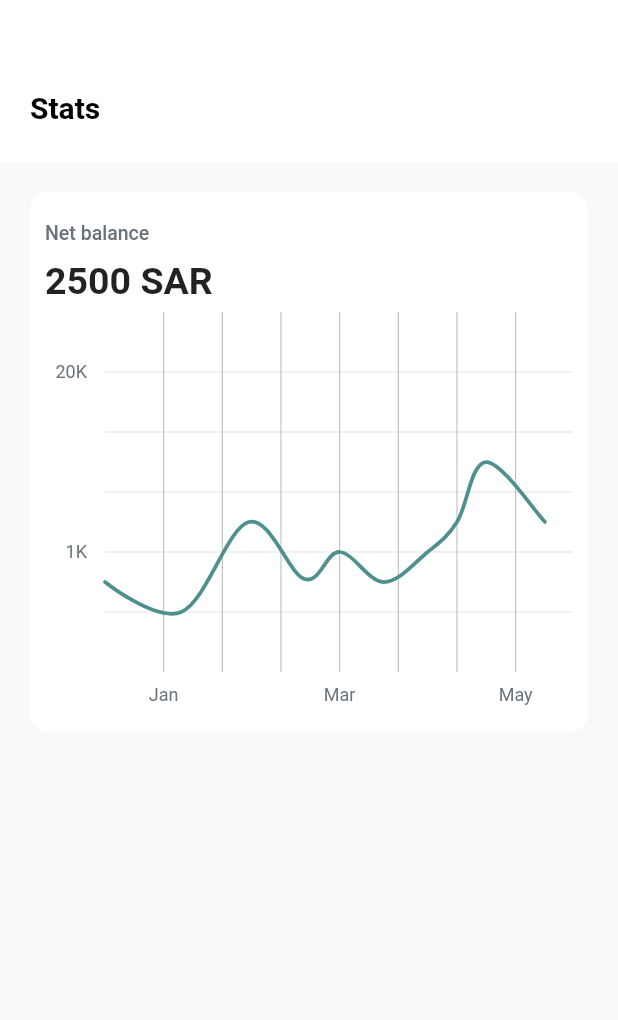
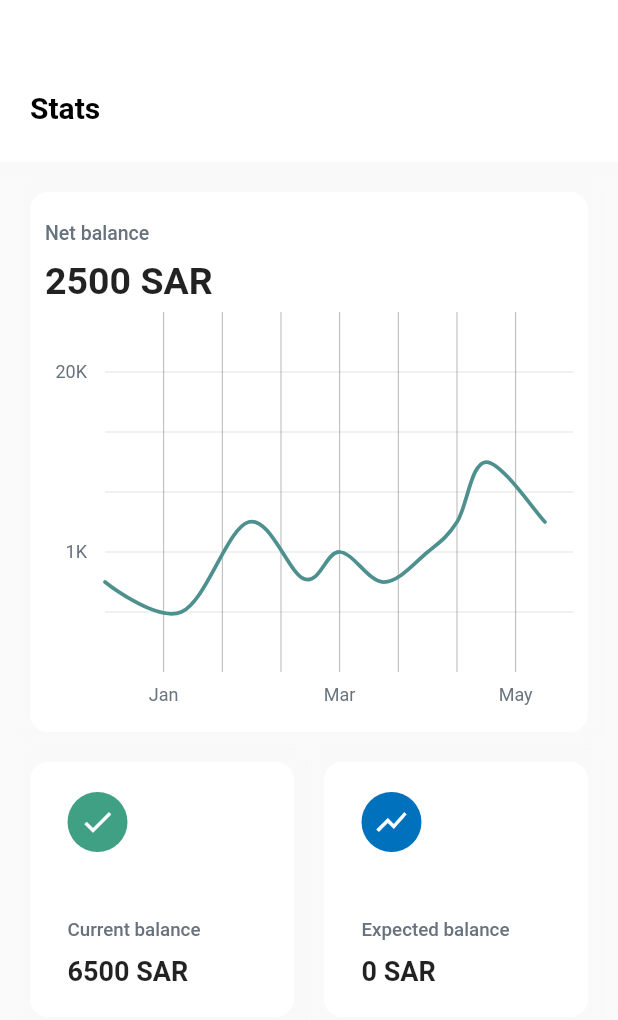
Before and after one commit to AlOmair-Batool/Khazna, a Flutter app: the StatsPage screen opened directly, on a phone screen of 412 x 824 dp. Shown: the top 1020 px of the screen. Run offline on Flutter 3.47's test engine with Material 2 defaults, Android fonts, the light colour scheme and no system bars; drawn by our look-alikes of fl_chart; our stand-ins replace animated_bottom_navigation_bar, animated_splash_screen, cloud_firestore, firebase_auth, firebase_core, flutter_icons and 5 more; missing offline and left inert: email_auth, telephony; accounts and stored records are empty; network calls fail.

Commit message:
Creating http requests to the model's API + Display predicted amount on stats page

```diff
--- /dev/null
+++ b/lib/Pages/function.dart
@@ -0,0 +1,6 @@
+import 'package:http/http.dart' as http;
+
+fetchdata(String url) async {
+  http.Response response = await http.get(Uri.parse(url));
+  return response.body;
+}
--- a/lib/Pages/plan_page.dart
+++ b/lib/Pages/plan_page.dart
@@ -1,11 +1,9 @@
 import 'package:cloud_firestore/cloud_firestore.dart';
 import 'package:sim/model/user_model.dart';
 import 'package:firebase_auth/firebase_auth.dart';
-import 'package:fl_chart/fl_chart.dart';
 import 'package:flutter/cupertino.dart';
 import 'package:flutter/material.dart';
 import 'package:sim/theme/colors.dart';
-import 'package:sim/widget/chart.dart';
 import 'package:syncfusion_flutter_charts/charts.dart';
 
 class PlanPage extends StatefulWidget {
@@ -21,11 +19,11 @@ class _PlanPageState extends State<PlanPage> {
   late List<TotalData> _chartData;
 
 
-
   @override
   void initState() {
 
       super.initState();
+
       FirebaseFirestore.instance
           .collection("users")
           .doc(user!.uid)
--- a/lib/Pages/stats_page.dart
+++ b/lib/Pages/stats_page.dart
@@ -3,6 +3,8 @@ import 'package:flutter/cupertino.dart';
 import 'package:flutter/material.dart';
 import 'package:sim/theme/colors.dart';
 import 'package:sim/widget/chart.dart';
+import 'dart:convert';
+import 'package:sim/Pages/function.dart';
 
 class StatsPage extends StatefulWidget {
   @override
@@ -11,8 +13,26 @@ class StatsPage extends StatefulWidget {
 
 class _StatsPageState extends State<StatsPage> {
   int activeDay = 3;
+  String url = 'http://159.223.227.189:3000/api';
+  var data;
+  String output = '0 SAR';
+  bool showAvg = false;
+  predict() async {
+  data = await fetchdata(url);
+  var decoded = jsonDecode(data);
+  print(decoded['output']);
+  setState(() {
+  output = decoded['output'].substring(0, 6)+" SAR";
+  });
+}
 
-  bool showAvg = false;
+  @override
+  void initState() {
+
+    super.initState();
+    WidgetsBinding.instance
+        ?.addPostFrameCallback((_) =>predict());
+  }
   @override
   Widget build(BuildContext context) {
     return Scaffold(
@@ -20,12 +40,26 @@ class _StatsPageState extends State<StatsPage> {
       body: getBody(),
     );
   }
+
   Widget getBody() {
+
     var size = MediaQuery.of(context).size;
+    List expenses = [
+      {
+        "icon": Icons.check,
+        "color": const Color(0xFF40A083),
+        "label": "Current balance",
+        "cost": "6500 SAR"
+      },
+      {
+        "icon": Icons.show_chart,
+        "color": const Color(0xFF0071BC),
+        "label": "Expected balance",
+        "cost": output
+      }
+    ];
 
-    List expenses = [
 
-    ];
     return SingleChildScrollView(
       child: Column(
         children: [
@@ -158,9 +192,10 @@ class _StatsPageState extends State<StatsPage> {
                               shape: BoxShape.circle,
                               color: expenses[index]['color']),
                           child: Center(
-                              child: Icon(
+
+                              child:  Icon(
                                 expenses[index]['icon'],
-                                color: white,
+                                color: Colors.white,
                               )),
                         ),
                         Column(
@@ -180,7 +215,7 @@ class _StatsPageState extends State<StatsPage> {
                               expenses[index]['cost'],
                               style: TextStyle(
                                 fontWeight: FontWeight.bold,
-                                fontSize: 20,
+                                fontSize: 18,
                               ),
                             )
                           ],
--- a/pubspec.yaml
+++ b/pubspec.yaml
@@ -46,6 +46,7 @@ dependencies:
   email_auth: ^1.0.0
   reactive_forms: ^11.0.1
   get: ^4.3.8
+  http:
 
     # When depending on this package from a real application you should use:
     #   telephony: ^x.y.z
```
Also changed, not shown: lib/Pages/reset_screen.dart (+10 -12 lines), lib/Pages/settings.dart (+5 -6 lines), pubspec.lock, 3 other files.
